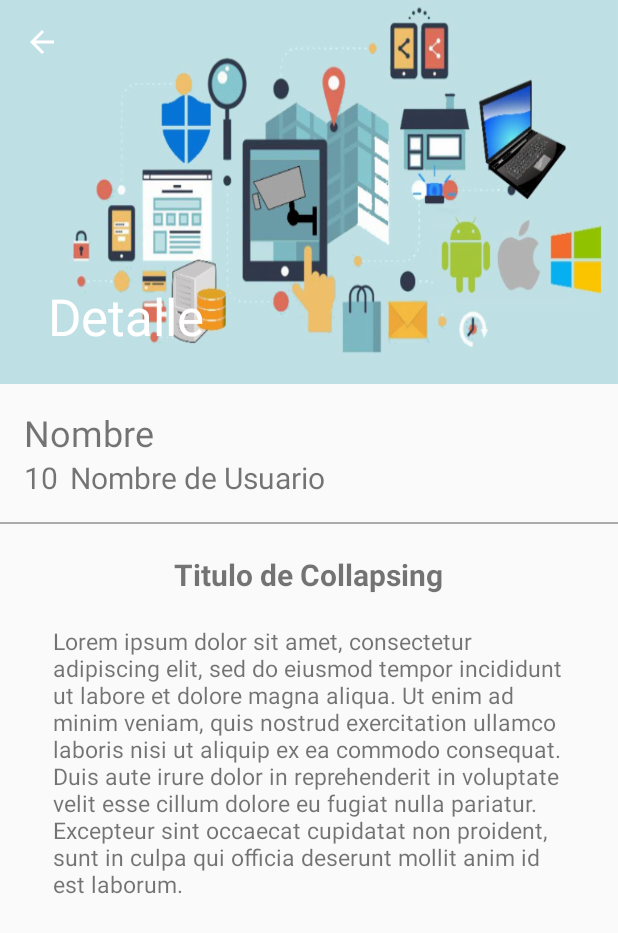
After one commit to CristopherGonzalez/Curso-Definitivo-de-Android, an Android app: the PictureDetailActivity screen opened directly, with no data from a screen before it, on a phone screen of 412 x 824 dp. The commit adds this screen. Shown: the top 933 px of the screen. Run offline under Robolectric (Android 15) with nearby library versions, the phone set to English and light mode, and no system bars.

Commit message:
Se agrega pantalla de detalle con collapsing scroll view, se configura manifest para configurar actividades padre del detalle

```diff
--- a/app/src/main/AndroidManifest.xml
+++ b/app/src/main/AndroidManifest.xml
@@ -11,7 +11,6 @@
         android:roundIcon="@drawable/icons8_computer_16"
         android:supportsRtl="true"
         android:theme="@style/AppTheme">
-        <activity android:name=".view.PictureDetailActivity"></activity>
         <activity android:name=".view.ContainerActivity" />
         <activity
             android:name=".TestActivity"
@@ -31,6 +30,13 @@
                 <category android:name="android.intent.category.LAUNCHER" />
             </intent-filter>
         </activity>
+        <activity
+            android:name=".view.PictureDetailActivity"
+            android:parentActivityName=".view.ContainerActivity">
+            <meta-data
+                android:name="android.support.PARENT_ACTIVITY"
+                android:value=".view.ContainerActivity" />
+        </activity>
     </application>
 
 </manifest>
--- a/app/src/main/java/com/aysenti/tiapp/adapter/PictureAdapterRecyclerView.java
+++ b/app/src/main/java/com/aysenti/tiapp/adapter/PictureAdapterRecyclerView.java
@@ -1,6 +1,7 @@
 package com.aysenti.tiapp.adapter;
 
 import android.app.Activity;
+import android.content.Intent;
 import android.support.annotation.NonNull;
 import android.support.v7.widget.RecyclerView;
 import android.view.LayoutInflater;
@@ -10,6 +11,7 @@ import android.widget.ImageView;
 import android.widget.TextView;
 import com.aysenti.tiapp.R;
 import com.aysenti.tiapp.model.Picture;
+import com.aysenti.tiapp.view.PictureDetailActivity;
 import com.squareup.picasso.Picasso;
 
 import java.lang.reflect.Array;
@@ -40,6 +42,14 @@ public class PictureAdapterRecyclerView  extends RecyclerView.Adapter<PictureAda
         pictureViewHolder.LikeNumberCard.setText(picture.getLike_number());
         Picasso.get().load(picture.getPicture()).into(pictureViewHolder.pictureCard);
 
+        pictureViewHolder.pictureCard.setOnClickListener(new View.OnClickListener() {
+            @Override
+            public void onClick(View v) {
+                Intent intent = new Intent(activity, PictureDetailActivity.class);
+                activity.startActivity(intent);
+            }
+        });
+
     }
 
     @Override
--- /dev/null
+++ b/app/src/main/java/com/aysenti/tiapp/view/PictureDetailActivity.java
@@ -0,0 +1,26 @@
+package com.aysenti.tiapp.view;
+
+import android.support.design.widget.CollapsingToolbarLayout;
+import android.support.v7.app.AppCompatActivity;
+import android.os.Bundle;
+import android.support.v7.widget.Toolbar;
+
+import com.aysenti.tiapp.R;
+
+public class PictureDetailActivity extends AppCompatActivity {
+
+    @Override
+    protected void onCreate(Bundle savedInstanceState) {
+        super.onCreate(savedInstanceState);
+        setContentView(R.layout.activity_picture_detail);
+        showToolbar(getResources().getString(R.string.hint_details),true);
+    }
+
+    public void showToolbar(String tittle, boolean upButton) {
+        Toolbar toolbar = findViewById(R.id.toolbar);
+        setSupportActionBar(toolbar);
+        getSupportActionBar().setTitle(tittle);
+        getSupportActionBar().setDisplayHomeAsUpEnabled(upButton);
+        CollapsingToolbarLayout collapsingToolbarLayout = findViewById(R.id.collapsing_toolbar);
+    }
+}
--- /dev/null
+++ b/app/src/main/res/layout/activity_picture_detail.xml
@@ -0,0 +1,117 @@
+<?xml version="1.0" encoding="utf-8"?>
+<android.support.design.widget.CoordinatorLayout
+    xmlns:android="http://schemas.android.com/apk/res/android"
+    xmlns:app="http://schemas.android.com/apk/res-auto"
+    xmlns:tools="http://schemas.android.com/tools"
+    android:layout_width="match_parent"
+    android:layout_height="match_parent"
+    android:fitsSystemWindows="true"
+    tools:context=".view.PictureDetailActivity">
+
+    <android.support.design.widget.AppBarLayout
+    android:layout_width="match_parent"
+    android:layout_height="@dimen/dimen_256dp"
+    android:theme="@style/ThemeOverlay.AppCompat.Dark.ActionBar">
+
+        <android.support.design.widget.CollapsingToolbarLayout
+            android:id="@+id/collapsing_toolbar"
+            android:layout_width="match_parent"
+            android:layout_height="match_parent"
+            app:layout_scrollFlags="scroll|exitUntilCollapsed"
+            app:contentScrim="@color/colorPrimary">
+
+            <ImageView
+                android:layout_width="match_parent"
+                android:layout_height="match_parent"
+                android:id="@+id/image_collapsing"
+                android:scaleType="centerCrop"
+                app:layout_collapseMode="parallax"
+                android:background="@drawable/back_1"
+                />
+            <android.support.v7.widget.Toolbar
+                android:id="@+id/toolbar"
+                android:layout_width="match_parent"
+                android:layout_height="?attr/actionBarSize"
+                app:popupTheme="@style/ThemeOverlay.AppCompat.Light"
+                app:layout_collapseMode="pin"/>
+
+        </android.support.design.widget.CollapsingToolbarLayout>
+
+    </android.support.design.widget.AppBarLayout>
+
+    <android.support.v4.widget.NestedScrollView
+        android:layout_width="match_parent"
+        android:layout_height="match_parent"
+        app:layout_behavior="@string/appbar_scrolling_view_behavior"
+        >
+        <LinearLayout
+            android:layout_width="match_parent"
+            android:layout_height="wrap_content"
+            android:paddingTop="@dimen/dimen_16dp"
+            android:orientation="vertical">
+                  <TextView
+                      android:layout_width="wrap_content"
+                      android:layout_height="wrap_content"
+                      android:id="@+id/user_name_detail"
+                      android:textSize="@dimen/editTextSize"
+                      android:text="@string/hint_name"
+                      android:paddingLeft="@dimen/dimen_16dp"
+                      android:paddingRight="@dimen/dimen_16dp"/>
+
+            <LinearLayout
+                android:layout_width="match_parent"
+                android:layout_height="wrap_content"
+                android:orientation="horizontal"
+                android:paddingBottom="@dimen/dimen_16dp"
+                android:paddingRight="@dimen/dimen_16dp"
+                android:paddingLeft="@dimen/dimen_16dp">
+                <TextView
+                    android:layout_width="wrap_content"
+                    android:layout_height="wrap_content"
+                    android:id="@+id/like_number_detail"
+                    android:textSize="@dimen/dimen_20dp"
+                    android:text="10"/>
+                <TextView
+                    android:id="@+id/second_word_detail"
+                    android:layout_width="wrap_content"
+                    android:layout_height="wrap_content"
+                    android:textSize="@dimen/dimen_20dp"
+                    android:text="@string/hint_username"
+                    android:layout_marginLeft="@dimen/dimen_8dp"
+                    />
+
+            </LinearLayout>
+
+            <View
+                android:layout_width="match_parent"
+                android:layout_height="@dimen/dimen_1dp"
+                android:background="@android:color/darker_gray"
+                />
+            <TextView
+                android:id="@+id/title_image"
+                android:layout_width="wrap_content"
+                android:layout_height="wrap_content"
+                android:textSize="@dimen/dimen_20dp"
+                android:text="@string/title_image_detail"
+                android:layout_gravity="center_horizontal"
+                android:textStyle="bold"
+                android:paddingTop="@dimen/dimen_20dp"
+                />
+            <TextView
+                android:id="@+id/text_content_image_detail"
+                android:layout_width="wrap_content"
+                android:layout_height="wrap_content"
+                android:textSize="@dimen/dimen_15sp"
+                android:text="@string/lorem"
+                android:layout_gravity="center_horizontal"
+                android:paddingTop="@dimen/dimen_20dp"
+                android:paddingLeft="@dimen/dimen_35dp"
+                android:paddingRight="@dimen/dimen_35dp"
+                />
+
+
+        </LinearLayout>
+
+    </android.support.v4.widget.NestedScrollView>
+
+</android.support.design.widget.CoordinatorLayout>
--- a/app/src/main/res/layout/activity_register_account.xml
+++ b/app/src/main/res/layout/activity_register_account.xml
@@ -17,7 +17,7 @@
             android:layout_height="match_parent"
             android:orientation="vertical"
             android:paddingHorizontal="@dimen/paddingHorizontalLogin"
-            android:paddingTop="@dimen/fab_margin">
+            android:paddingTop="@dimen/dimen_16dp">
             <android.support.design.widget.TextInputLayout
                 android:layout_width="match_parent"
                 android:layout_height="wrap_content"
--- a/app/src/main/res/layout/activity_test.xml
+++ b/app/src/main/res/layout/activity_test.xml
@@ -27,7 +27,7 @@
         android:layout_width="wrap_content"
         android:layout_height="wrap_content"
         android:layout_gravity="bottom|end"
-        android:layout_margin="@dimen/fab_margin"
+        android:layout_margin="@dimen/dimen_16dp"
         app:srcCompat="@android:drawable/ic_dialog_email" />
 
 </android.support.design.widget.CoordinatorLayout>
--- a/app/src/main/res/layout/fragment_home.xml
+++ b/app/src/main/res/layout/fragment_home.xml
@@ -35,6 +35,6 @@
         android:layout_width="wrap_content"
         android:layout_height="wrap_content"
         android:layout_gravity="bottom|end"
-        android:layout_margin="@dimen/fab_margin"
+        android:layout_margin="@dimen/dimen_16dp"
         app:srcCompat="@drawable/icons8_doctors_folder_80" />
 </FrameLayout>
--- a/app/src/main/res/values/dimens.xml
+++ b/app/src/main/res/values/dimens.xml
@@ -1,11 +1,12 @@
 <?xml version="1.0" encoding="utf-8"?>
 <resources>
-    <dimen name="editTextSize">22sp</dimen>
+    <dimen name="editTextSize">24sp</dimen>
     <dimen name="paddingHorizontalLogin">28dp</dimen>
     <dimen name="textHaveAccount">18sp</dimen>
-    <dimen name="fab_margin">16dp</dimen>
+    <dimen name="dimen_16dp">16dp</dimen>
     <dimen name="dimen_200dp">200dp</dimen>
     <dimen name="dimen_4dp">4dp</dimen>
+    <dimen name="dimen_1dp">1dp</dimen>
     <dimen name="dimen_70dp">70dp</dimen>
     <dimen name="dimen_50dp">50dp</dimen>
     <dimen name="dimen_60dp">60dp</dimen>
@@ -16,4 +17,7 @@
     <dimen name="dimen_20dp">20dp</dimen>
     <dimen name="dimen_15dp">15dp</dimen>
     <dimen name="dimen_18dp">18dp</dimen>
+    <dimen name="dimen_256dp">256dp</dimen>
+    <dimen name="dimen_15sp">15sp</dimen>
+    <dimen name="dimen_35dp">35dp</dimen>
 </resources>
--- a/app/src/main/res/values/strings.xml
+++ b/app/src/main/res/values/strings.xml
@@ -21,4 +21,6 @@
     <string name="hint_search">Buscar</string>
     <string name="hint_details">Detalle</string>
     <string name="title_activity_main">MainActivity</string>
+    <string name="title_image_detail">Titulo de Collapsing</string>
+    <string name="lorem">Lorem ipsum dolor sit amet, consectetur adipiscing elit, sed do eiusmod tempor incididunt ut labore et dolore magna aliqua. Ut enim ad minim veniam, quis nostrud exercitation ullamco laboris nisi ut aliquip ex ea commodo consequat. Duis aute irure dolor in reprehenderit in voluptate velit esse cillum dolore eu fugiat nulla pariatur. Excepteur sint occaecat cupidatat non proident, sunt in culpa qui officia deserunt mollit anim id est laborum.</string>
 </resources>
```
Also changed, not shown: 1 other file.
